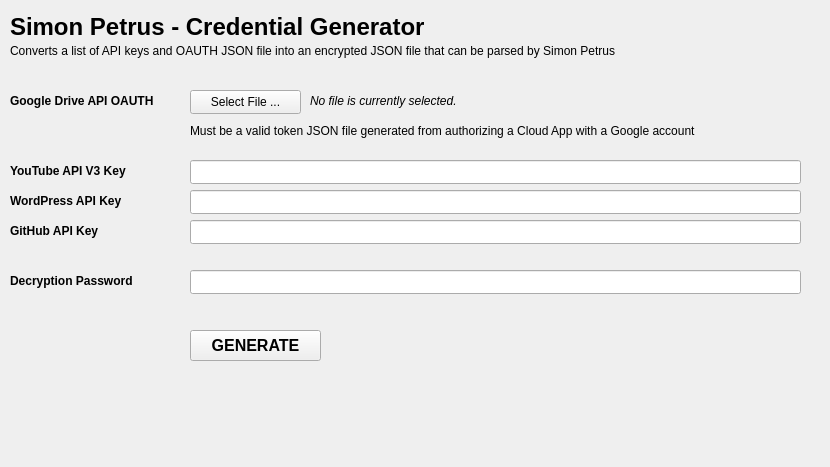
Old version of the form qtdesigner-ui/screen_credential_generator.ui in the repository gkisalatiga/simon-petrus.
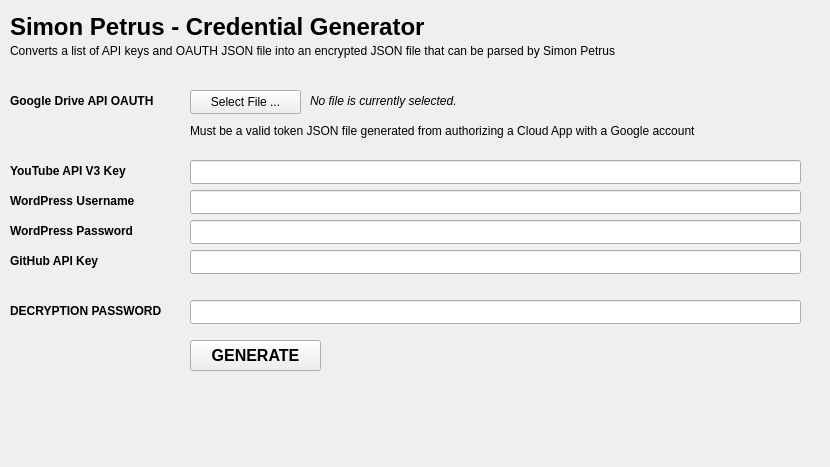
New version of the form.

```diff
--- a/qtdesigner-ui/screen_credential_generator.ui
+++ b/qtdesigner-ui/screen_credential_generator.ui
@@ -168,14 +168,14 @@
      </font>
     </property>
     <property name="text">
-     <string>WordPress API Key</string>
+     <string>WordPress Username</string>
     </property>
    </widget>
    <widget class="QLineEdit" name="field_api_gh">
     <property name="geometry">
      <rect>
       <x>190</x>
-      <y>220</y>
+      <y>250</y>
       <width>611</width>
       <height>24</height>
      </rect>
@@ -191,7 +191,7 @@
     <property name="geometry">
      <rect>
       <x>10</x>
-      <y>220</y>
+      <y>250</y>
       <width>171</width>
       <height>21</height>
      </rect>
@@ -210,7 +210,7 @@
     <property name="geometry">
      <rect>
       <x>190</x>
-      <y>330</y>
+      <y>340</y>
       <width>131</width>
       <height>31</height>
      </rect>
@@ -230,7 +230,7 @@
     <property name="geometry">
      <rect>
       <x>190</x>
-      <y>270</y>
+      <y>300</y>
       <width>611</width>
       <height>24</height>
      </rect>
@@ -246,7 +246,7 @@
     <property name="geometry">
      <rect>
       <x>10</x>
-      <y>270</y>
+      <y>300</y>
       <width>171</width>
       <height>21</height>
      </rect>
@@ -258,7 +258,7 @@
      </font>
     </property>
     <property name="text">
-     <string>Decryption Password</string>
+     <string>DECRYPTION PASSWORD</string>
     </property>
    </widget>
    <widget class="QLabel" name="txt_cred_loc_2">
@@ -280,6 +280,41 @@
      <string>Must be a valid token JSON file generated from authorizing a Cloud App with a Google account</string>
     </property>
    </widget>
+   <widget class="QLineEdit" name="field_api_wp_pass">
+    <property name="geometry">
+     <rect>
+      <x>190</x>
+      <y>220</y>
+      <width>611</width>
+      <height>24</height>
+     </rect>
+    </property>
+    <property name="text">
+     <string/>
+    </property>
+    <property name="echoMode">
+     <enum>QLineEdit::Normal</enum>
+    </property>
+   </widget>
+   <widget class="QLabel" name="label_6">
+    <property name="geometry">
+     <rect>
+      <x>10</x>
+      <y>220</y>
+      <width>171</width>
+      <height>21</height>
+     </rect>
+    </property>
+    <property name="font">
+     <font>
+      <weight>75</weight>
+      <bold>true</bold>
+     </font>
+    </property>
+    <property name="text">
+     <string>WordPress Password</string>
+    </property>
+   </widget>
   </widget>
   <widget class="QMenuBar" name="menubar">
    <property name="geometry">
```
Left out of the diff: 5 changed lines with no effect on the pictures.
